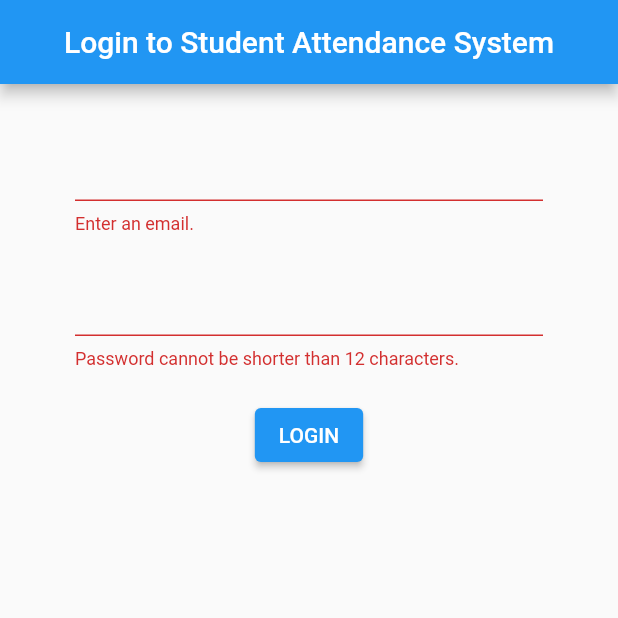
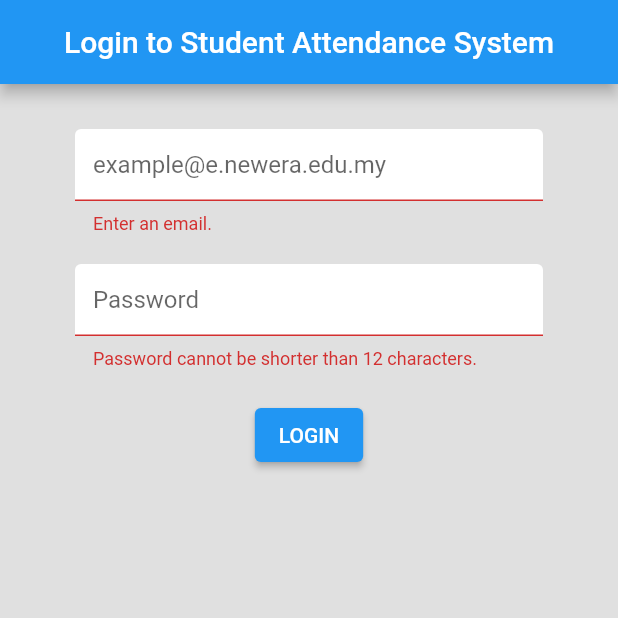
Before and after one commit to Elysu/Student-Attendance-System-With-WiFi-Detection, a Flutter app: the screen it shows after launch, after a tap on "LOGIN", on a phone screen of 412 x 824 dp, the top half of it. Run offline on Flutter 3.47's test engine with Material 2 defaults, Android fonts, the phone set to English and light mode, and no system bars; our stand-ins replace cloud_firestore, firebase_auth, firebase_core, flutter_spinkit; accounts and stored records are empty.

Commit message:
sign in field decorated and loading screen added to the app

```diff
--- a/lib/screens/authenticate/sign_in.dart
+++ b/lib/screens/authenticate/sign_in.dart
@@ -1,5 +1,7 @@
 import 'package:flutter/material.dart';
 import 'package:student_attendance_fyp/services/auth.dart';
+import 'package:student_attendance_fyp/shared/constants.dart';
+import 'package:student_attendance_fyp/shared/loading.dart';
 
 class SignIn extends StatefulWidget {
   const SignIn({Key? key}) : super(key: key);
@@ -11,6 +13,7 @@ class SignIn extends StatefulWidget {
 class _SignInState extends State<SignIn> {
   final AuthService _auth = AuthService();
   final _formKey = GlobalKey<FormState>();
+  bool loading = false;
 
   // text field state
   String email = '';
@@ -19,21 +22,23 @@ class _SignInState extends State<SignIn> {
 
   @override
   Widget build(BuildContext context) {
-    return Scaffold(
+    return loading ? Loading() : Scaffold(
+      backgroundColor: Color(0xffe0e0e0),
       appBar: AppBar(
-        title: Text("Login to Student Attendance System"),
+        title: const Text("Login to Student Attendance System"),
         centerTitle: true,
       ),
       body: Container(
-        padding: EdgeInsets.symmetric(horizontal: 50, vertical: 10),
+        padding: const EdgeInsets.symmetric(horizontal: 50, vertical: 10),
         child: Form(
           // validate form via _formKey (access validation techniques and state)
           key: _formKey,
           child: Column(
             children: <Widget>[
               // email field
-              SizedBox(height: 20),
+              const SizedBox(height: 20),
               TextFormField(
+                decoration: textInputDecoration.copyWith(hintText: 'example@e.newera.edu.my'),
                 // if isValid then value is null
                 validator: (value) => value!.isEmpty ? "Enter an email." : null,
                 onChanged: (value) {
@@ -41,8 +46,9 @@ class _SignInState extends State<SignIn> {
                 },
               ),
               // password field
-              SizedBox(height: 20),
+              const SizedBox(height: 20),
               TextFormField(
+                decoration: textInputDecoration.copyWith(hintText: 'Password'),
                 obscureText: true,
                 // if isValid then value is null
                 validator: (value) => value!.length < 12 ? "Password cannot be shorter than 12 characters." : null,
@@ -51,24 +57,29 @@ class _SignInState extends State<SignIn> {
                 },
               ),
               //sign in button
-              SizedBox(height: 20),
+              const SizedBox(height: 20),
               ElevatedButton(
                 onPressed: () async {
                   // if everything is valid
                   if (_formKey.currentState!.validate()) {
+                    setState(() => loading = true);
+
                     dynamic result = await _auth.signInEmailPassword(email, password);
 
                     if (result == null) {
-                      setState(() => error = 'Invalid email or password.');
+                      setState(() {
+                        error = 'Invalid email or password.';
+                        loading = false;
+                      });
                     }
                   }
                 },
-                child: Text("LOGIN"),
+                child: const Text("LOGIN"),
               ),
-              SizedBox(height: 20,),
+              const SizedBox(height: 20,),
               Text(
                 error,
-                style: TextStyle(color: Colors.red, fontSize: 14)
+                style: const TextStyle(color: Colors.red, fontSize: 14)
               )
             ],
           ),
--- /dev/null
+++ b/lib/services/database.dart
@@ -0,0 +1,6 @@
+import 'package:cloud_firestore/cloud_firestore.dart';
+
+class DatabaseService {
+  // collection reference
+  final CollectionReference subjectCollection = FirebaseFirestore.instance.collection('subjects');
+}
--- /dev/null
+++ b/lib/shared/constants.dart
@@ -0,0 +1,12 @@
+import 'package:flutter/material.dart';
+
+const textInputDecoration = InputDecoration(
+  fillColor: Colors.white,
+  filled: true,
+  enabledBorder: OutlineInputBorder(
+    borderSide: BorderSide(color: Colors.white, width: 2.0),
+  ),
+  focusedBorder: OutlineInputBorder(
+    borderSide: BorderSide(color: Colors.blue, width: 2.0),
+  ),
+);
--- a/pubspec.yaml
+++ b/pubspec.yaml
@@ -39,6 +39,7 @@ dependencies:
   firebase_auth: ^3.1.4
   firebase_core: ^1.9.0
   provider: ^6.0.1
+  flutter_spinkit: ^5.1.0
 
 dev_dependencies:
   flutter_test:
```
Also changed, not shown: lib/shared/loading.dart (added, +19 -0 lines), pubspec.lock.
